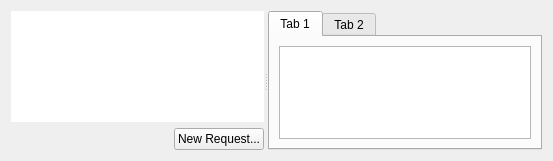
This is profit/workbench/widgets/ui_historicaldatadisplay.ui in hpsilva/profitpy as Qt 5 draws it before an edit. The edited form follows.
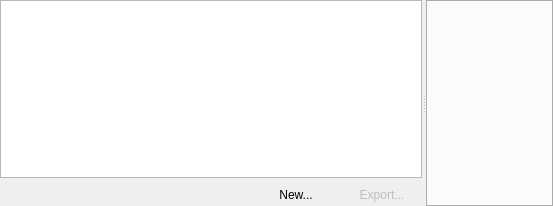
This is the edited form. Icons and pictures are not drawn. Custom widgets are drawn as their Qt base class.

Commit message: Work in progress for the historical data model and display.  Still missing correct export to csv, and other minor fixes.

What changed in the file:
```diff
--- a/profit/workbench/widgets/ui_historicaldatadisplay.ui
+++ b/profit/workbench/widgets/ui_historicaldatadisplay.ui
@@ -6,25 +6,28 @@
     <x>0</x>
     <y>0</y>
     <width>553</width>
-    <height>161</height>
+    <height>206</height>
    </rect>
   </property>
   <property name="windowTitle" >
    <string>Form</string>
   </property>
   <layout class="QVBoxLayout" name="verticalLayout_2" >
+   <property name="spacing" >
+    <number>0</number>
+   </property>
+   <property name="margin" >
+    <number>0</number>
+   </property>
    <item>
     <widget class="QSplitter" name="splitter" >
      <property name="orientation" >
       <enum>Qt::Horizontal</enum>
      </property>
-     <widget class="QWidget" name="" >
+     <widget class="QWidget" name="layoutWidget" >
       <layout class="QVBoxLayout" name="verticalLayout" >
        <item>
         <widget class="QTableView" name="requestsView" >
-         <property name="frameShape" >
-          <enum>QFrame::NoFrame</enum>
-         </property>
          <property name="editTriggers" >
           <set>QAbstractItemView::NoEditTriggers</set>
          </property>
@@ -61,9 +64,33 @@
           </spacer>
          </item>
          <item>
-          <widget class="QPushButton" name="pushButton" >
+          <widget class="QPushButton" name="newRequestButton" >
            <property name="text" >
-            <string>New Request...</string>
+            <string>New...</string>
+           </property>
+           <property name="icon" >
+            <iconset resource="../../lib/widgets/profit.qrc" >
+             <normaloff>:/images/icons/filenew.png</normaloff>:/images/icons/filenew.png</iconset>
+           </property>
+           <property name="flat" >
+            <bool>true</bool>
+           </property>
+          </widget>
+         </item>
+         <item>
+          <widget class="QPushButton" name="exportButton" >
+           <property name="enabled" >
+            <bool>false</bool>
+           </property>
+           <property name="text" >
+            <string>Export...</string>
+           </property>
+           <property name="icon" >
+            <iconset resource="../../lib/widgets/profit.qrc" >
+             <normaloff>:/images/icons/filesaveas.png</normaloff>:/images/icons/filesaveas.png</iconset>
+           </property>
+           <property name="flat" >
+            <bool>true</bool>
            </property>
           </widget>
          </item>
@@ -72,40 +99,12 @@
       </layout>
      </widget>
      <widget class="LocalTabWidget" name="requestTabs" >
+      <property name="tabPosition" >
+       <enum>QTabWidget::South</enum>
+      </property>
       <property name="currentIndex" >
-       <number>0</number>
+       <number>-1</number>
       </property>
-      <widget class="QWidget" name="protoTab" >
-       <property name="geometry" >
-        <rect>
-         <x>0</x>
-         <y>0</y>
-         <width>174</width>
-         <height>114</height>
-        </rect>
-       </property>
-       <attribute name="title" >
-        <string>Tab 1</string>
-       </attribute>
-       <layout class="QVBoxLayout" name="verticalLayout_3" >
-        <item>
-         <widget class="QTableView" name="histDataView" />
-        </item>
-       </layout>
-      </widget>
-      <widget class="QWidget" name="tab_2" >
-       <property name="geometry" >
-        <rect>
-         <x>0</x>
-         <y>0</y>
-         <width>174</width>
-         <height>114</height>
-        </rect>
-       </property>
-       <attribute name="title" >
-        <string>Tab 2</string>
-       </attribute>
-      </widget>
      </widget>
     </widget>
    </item>
```
Left out of the diff: 4 changed lines with no effect on the pictures. The commit also changes 19 other files.
